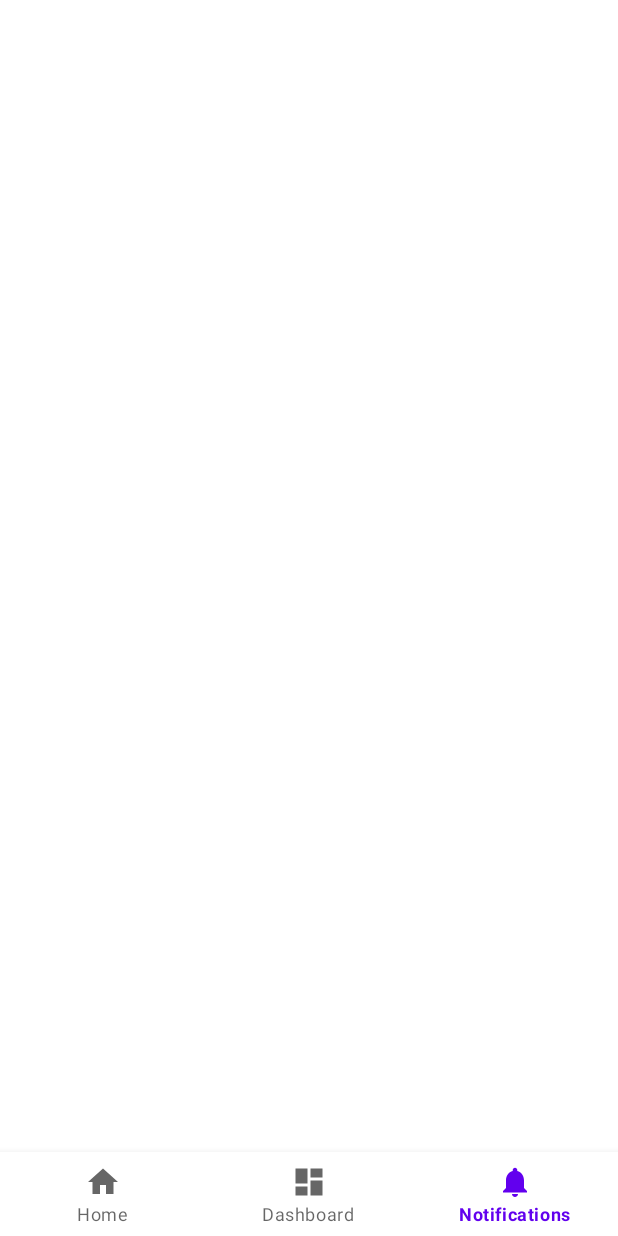
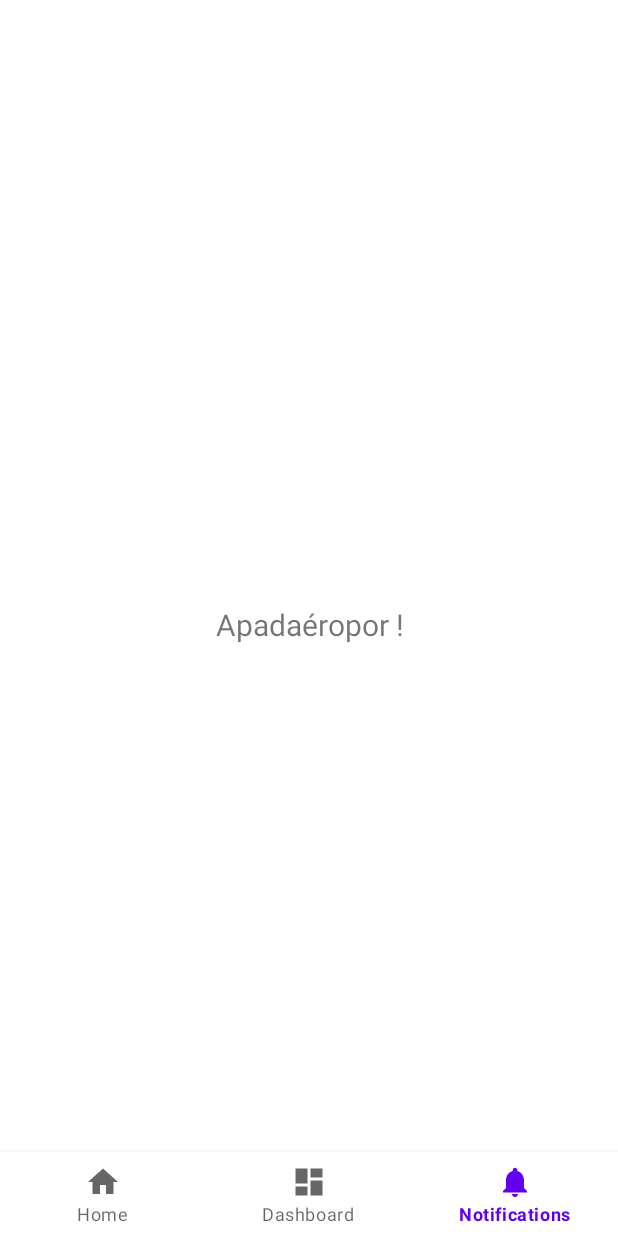
Before and after one commit to Yamagi84/Metarmac, an Android app: the screen it shows after launch (MainActivity), item 3 of the bottom bar chosen, on a phone screen of 412 x 824 dp. Run offline under Robolectric (Android 15) with nearby library versions, the phone set to English and light mode, and no system bars; our stand-ins replace navigation-ui; libraries missing offline, so code that uses them is left out: com.mapbox.mapboxsdk; 1 statement that could not run was skipped.

Commit message:
Ajout de détails

```diff
--- a/app/src/main/java/com/example/metarmac/ui/dashboard/DashboardFragment.java
+++ b/app/src/main/java/com/example/metarmac/ui/dashboard/DashboardFragment.java
@@ -71,7 +71,10 @@ public class DashboardFragment extends Fragment implements OnMapReadyCallback{
                     for (Airport airport : lstAirport) {
                         map.addMarker(new MarkerOptions()
                                 .position(new LatLng(airport.getLatitude(), airport.getLongitude()))
-                                .title(airport.getSite()));
+                                .title("Site : " + airport.getSite() +
+                                        "\nCountry : " + airport.getCountry() +
+                                        "\nLatitude : " + airport.getLatitude() +
+                                        "\nLongitude : " + airport.getLongitude()));
                         latLng[lstAirport.indexOf(airport)] = new LatLng(airport.getLatitude(), airport.getLongitude());
 
                     }
--- a/app/src/main/java/com/example/metarmac/ui/home/HomeFragment.java
+++ b/app/src/main/java/com/example/metarmac/ui/home/HomeFragment.java
@@ -6,6 +6,7 @@ import android.app.Activity;
 import android.content.Context;
 import android.os.Bundle;
 import android.os.Handler;
+import android.text.InputFilter;
 import android.util.Log;
 import android.view.LayoutInflater;
 import android.view.View;
@@ -70,6 +71,8 @@ public class HomeFragment extends Fragment {
         Context context = getContext();
 
         tv_oaci = (EditText) getView().findViewById(R.id.tv_oaci);
+        tv_oaci.setFilters(new InputFilter[]{new InputFilter.AllCaps()});
+
         btn_confirm_oaci = (Button) getView().findViewById(R.id.btn_confirm_oaci);
 
         RecyclerView rvAirport = (RecyclerView) getView().findViewById(R.id.rv_airport_list);
--- a/app/src/main/java/com/example/metarmac/ui/notifications/NotificationsFragment.java
+++ b/app/src/main/java/com/example/metarmac/ui/notifications/NotificationsFragment.java
@@ -30,7 +30,6 @@ public class NotificationsFragment extends Fragment {
 
     private ArrayList<Airport> lstAirport;
     private int airportIterator;
-    private Airport actualAirport;
 
     public View onCreateView(@NonNull LayoutInflater inflater,
                              ViewGroup container, Bundle savedInstanceState) {
@@ -44,7 +43,6 @@ public class NotificationsFragment extends Fragment {
 
         lstAirport = ((GlobalApplication)getActivity().getApplication()).getLstAirport();
         airportIterator = 0;
-        actualAirport = lstAirport.get(airportIterator);
 
         return root;
     }
@@ -53,29 +51,33 @@ public class NotificationsFragment extends Fragment {
     public void onViewCreated(@NonNull View view, @Nullable Bundle savedInstanceState) {
         super.onViewCreated(view, savedInstanceState);
 
+        if(lstAirport.size() == 0) test.setText("Apadaéropor !");
+
+        else {
+
             test.setText("N°" + airportIterator + " : " + lstAirport.get(airportIterator).getSite());
 
             view.setOnTouchListener(new OnSwipeTouchListener(getContext()) {    //Go créer une méthode qui va s'occuper de l'affichage en fonction de l'aéroport à afficher au lieu de copiuer le code 2 fois
                 @Override
                 public void onSwipeRight() {
 
-                if(airportIterator == 0) airportIterator = lstAirport.size()-1;
+                    if (airportIterator == 0) airportIterator = lstAirport.size() - 1;
                     else airportIterator--;
 
-                test.setText("N°" + airportIterator + " : " + lstAirport.get(airportIterator).getSite());
-
+                    modifyView(lstAirport.get(airportIterator));
                 }
 
                 @Override
                 public void onSwipeLeft() {
 
-                if(airportIterator == lstAirport.size()-1) airportIterator = 0;
+                    if (airportIterator == lstAirport.size() - 1) airportIterator = 0;
                     else airportIterator++;
 
-                test.setText("N°" + airportIterator + " : " + lstAirport.get(airportIterator).getSite());
+                    modifyView(lstAirport.get(airportIterator));
 
                 }
             });
+        }
     }
 
     @Override
@@ -83,4 +85,8 @@ public class NotificationsFragment extends Fragment {
         super.onDestroyView();
         binding = null;
     }
+
+    private void modifyView(Airport airport) {
+        test.setText("N°" + lstAirport.indexOf(airport) + " : " + airport.getSite());
     }
+}
--- a/app/src/main/res/layout/activity_main.xml
+++ b/app/src/main/res/layout/activity_main.xml
@@ -4,8 +4,7 @@
     xmlns:tools="http://schemas.android.com/tools"
     android:id="@+id/container"
     android:layout_width="match_parent"
-    android:layout_height="match_parent"
-    android:paddingTop="?attr/actionBarSize">
+    android:layout_height="match_parent">
 
     <fragment
         android:id="@+id/nav_host_fragment_activity_main"
```
Lines whose indentation alone changed are shown as unchanged.
